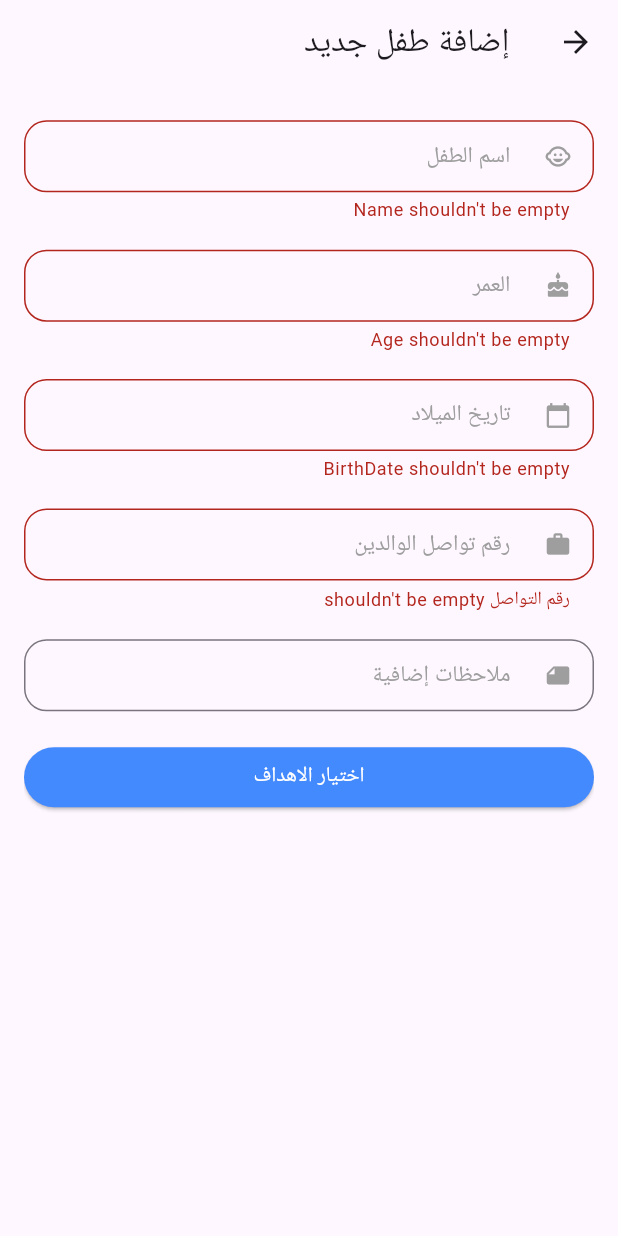
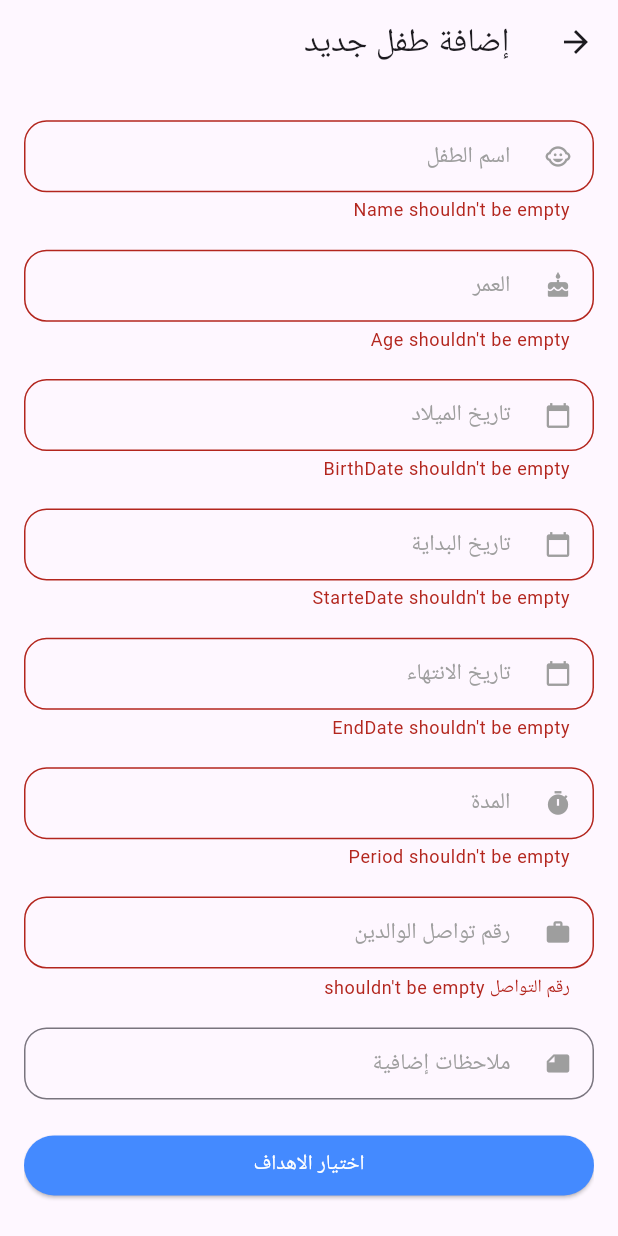
Before and after one commit to KareemEzzat91/ajeal, a Flutter app: the AdminAddChildScreen screen opened directly, after a tap on "اختيار الاهداف", on a phone screen of 412 x 824 dp. Run offline on Flutter 3.47's test engine with Material 3 defaults, Android fonts, the phone set to English and light mode, and no system bars; our stand-ins replace bloc, firebase_auth, firebase_core, flashy_tab_bar2, flutter_bloc, get; accounts and stored records are empty.

```diff
--- a/lib/Admin/Screens/AdminMainScreen/Admin_Children_Screen/AdminAddChild/Addchildcubit/add_child_cubit.dart
+++ b/lib/Admin/Screens/AdminMainScreen/Admin_Children_Screen/AdminAddChild/Addchildcubit/add_child_cubit.dart
@@ -11,7 +11,7 @@ class AddChildCubit extends Cubit<AddChildState> {
   final Map<String, List<Goals>> selectedGoals = {}; // لتخزين الأهداف المختارة//id ==ParentsPhone
   List<Map<String, Child>> Children = [];//id =ParentsPhone+id
 
-  void saveChild(String name, String age, DateTime dateOfBirth,
+  void saveChild(String name, String age, DateTime dateOfBirth,DateTime startDate,DateTime endDate,String period ,
       String parentOccupation, String notes, context) {
     emit(AddLoadingState());
     final newChild = Child(
@@ -19,6 +19,9 @@ class AddChildCubit extends Cubit<AddChildState> {
       name: name,
       age: age,
       dateOfBirth: dateOfBirth,
+      startDate:startDate,
+      endDate: endDate,
+      period :period,
       parentOccupation: parentOccupation,
       notes: notes,
       selectedGoals: selectedGoals,
@@ -57,6 +60,9 @@ class Child {
   String name;
   String age;
   DateTime dateOfBirth;
+  DateTime startDate;
+  DateTime endDate;
+  String period;
   String parentOccupation;
   String notes;
 Map<String,List<Goals>> selectedGoals; // New field to store selected goals
@@ -65,6 +71,9 @@ Map<String,List<Goals>> selectedGoals; // New field to store selected goals
     required this.id,
     required this.name,
     required this.age,
+    required this.startDate,
+    required this.endDate,
+    required this.period,
     required this.dateOfBirth,
     required this.parentOccupation,
     required this.notes,
--- a/lib/Admin/Screens/AdminMainScreen/Admin_Children_Screen/AdminAddChild/AdminAddChildScreen.dart
+++ b/lib/Admin/Screens/AdminMainScreen/Admin_Children_Screen/AdminAddChild/AdminAddChildScreen.dart
@@ -18,36 +18,71 @@ class _AdminAddChildScreenState extends State<AdminAddChildScreen> {
   final TextEditingController parentOccupationController = TextEditingController();
   final TextEditingController goalsController = TextEditingController();
   final TextEditingController notesController = TextEditingController();
+  final TextEditingController PeriodController = TextEditingController();
   final _key = GlobalKey<FormState>();
   late final String? Function(String?)? validator ;
 
   DateTime? selectedDate;
+  DateTime? StartDate;
+  DateTime? EndDate;
   int  age =2 ;
   List <Goals>Selecteditems = [ ];
-  // دالة اختيار تاريخ الميلاد
-  Future<void> _selectDate(BuildContext context) async {
+  Future<void> _selectDate( context, DateTime? dateType) async {
     final DateTime? picked = await showDatePicker(
       context: context,
-      initialDate: DateTime.now(),
+      initialDate: dateType ?? DateTime.now(),
       firstDate: DateTime(2000),
-      lastDate: DateTime.now(),
+      lastDate:dateType == selectedDate? DateTime.now():DateTime.utc(2030),
     );
-    if (picked != null && picked != selectedDate) {
+
+    if (picked != null) {
       setState(() {
-        selectedDate = picked;
-        final date = DateTime.now();
-        age = date.year - selectedDate!.year;
-
-        if (date.month < selectedDate!.month ||
-            (date.month == selectedDate!.month && date.day < selectedDate!.day)) {
-          age--;
+        if (dateType == selectedDate) {
+          selectedDate = picked;
+          _updateAge();
+        } else if (dateType == StartDate) {
+          StartDate = picked;
+          if (EndDate == null) {
+            PeriodController.text = " اشهر 3 "; // Default period of 3 months
+          } else {
+            PeriodController.text = _calculatePeriod(StartDate!, EndDate!);
+          }
+        } else if (dateType == EndDate) {
+          EndDate = picked;
+          if (StartDate == null) {
+            PeriodController.text = _calculatePeriod(DateTime.now(), EndDate!);
+          } else {
+            PeriodController.text = _calculatePeriod(StartDate!, EndDate!);
+          }
         }
-
-        ageController.text = age.toString();
-
       });
     }
   }
+
+  void _updateAge() {
+    if (selectedDate != null) {
+      final currentDate = DateTime.now();
+      age = currentDate.year - selectedDate!.year;
+
+      if (currentDate.month < selectedDate!.month ||
+          (currentDate.month == selectedDate!.month &&
+              currentDate.day < selectedDate!.day)) {
+        age--;
+      }
+
+      ageController.text = age.toString();
+    }
+  }
+
+  String _calculatePeriod(DateTime start, DateTime end) {
+    final difference = end.difference(start);
+    final years = (difference.inDays ~/ 365);
+    final months = (difference.inDays % 365) ~/ 30;
+    final days = (difference.inDays % 365) % 30;
+
+    return " سنوات ${years} شهور $months ايام $days  ";
+  }
+
 
   @override
   Widget build(BuildContext context) {
@@ -93,7 +128,7 @@ class _AdminAddChildScreenState extends State<AdminAddChildScreen> {
               ),
               const SizedBox(height: 10),
               GestureDetector(
-                onTap: () => _selectDate(context),
+                onTap: () => _selectDate(context,selectedDate),
                 child: AbsorbPointer(
                   child: CustomTextField(
                     height: height,
@@ -116,6 +151,69 @@ class _AdminAddChildScreenState extends State<AdminAddChildScreen> {
                 ),
               ),
               const SizedBox(height: 10),
+              GestureDetector(
+                onTap: () => _selectDate(context,StartDate),
+                child: AbsorbPointer(
+                  child: CustomTextField(
+                    height: height,
+                    controller: TextEditingController(
+                      text: StartDate != null
+                          ? "${StartDate!.day}/${StartDate!.month}/${StartDate!.year}"
+                          : "",
+                    ),
+                    icon: const Icon(Icons.calendar_today),
+                    text: "تاريخ البداية",
+                    validator: (val){
+                      if( val!.isEmpty)
+                      {
+                        return "StarteDate shouldn't be empty";
+                      }
+                      return null;
+                    },
+
+                  ),
+                ),
+              ),
+              const SizedBox(height: 10),
+              GestureDetector(
+                onTap: () => _selectDate(context,EndDate),
+                child: AbsorbPointer(
+                  child: CustomTextField(
+                    height: height,
+                    controller: TextEditingController(
+                      text: EndDate != null
+                          ? "${EndDate!.day}/${EndDate!.month}/${EndDate!.year}"
+                          : "",
+                    ),
+                    icon: const Icon(Icons.calendar_today),
+                    text: "تاريخ الانتهاء",
+                    validator: (val){
+                      if( val!.isEmpty)
+                      {
+                        return "EndDate shouldn't be empty";
+                      }
+                      return null;
+                    },
+
+                  ),
+                ),
+              ),
+              const SizedBox(height: 10),
+              CustomTextField(
+                height: height,
+                controller: PeriodController,
+                icon: const Icon(Icons.timer),
+                text: "المدة",
+                validator:(val){
+                  if( val!.isEmpty)
+                  {
+                    return "Period shouldn't be empty";
+                  }
+                  return null;
+                } ,
+              ),
+              const SizedBox(height: 10),
+
               CustomTextField(
                 height: height,
                 controller: parentOccupationController,
@@ -167,7 +265,7 @@ class _AdminAddChildScreenState extends State<AdminAddChildScreen> {
                 child: const Text("اختيار الاهداف",style: TextStyle(color: Colors.white),),
               ),
               SizedBox(
-              height: 300,
+              height: 120,
               child: ListView.builder(
                 itemCount: Selecteditems.length,
                 itemBuilder: (context, index) {
@@ -204,7 +302,7 @@ class _AdminAddChildScreenState extends State<AdminAddChildScreen> {
                 onPressed: () {
                   if (_key.currentState!.validate())
                     {
-                  bloc.saveChild(nameController.text, ageController.text, selectedDate!, parentOccupationController.text, notesController.text,context)
+                  bloc.saveChild(nameController.text, ageController.text, selectedDate!,StartDate!,EndDate!,PeriodController.text, parentOccupationController.text, notesController.text,context)
                  ;} },
                 child: const Text("حفظ"),
               ),
```
